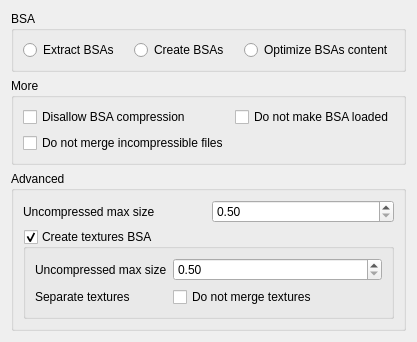
Guekka/cathedral-assets-optimizer, file src/gui/AdvancedBSAModule.ui: the form before one commit.
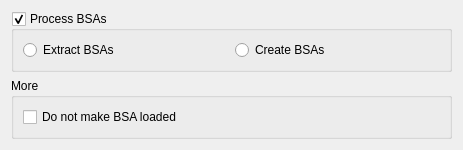
The form after the commit.

Diff of the .ui file:
```diff
--- a/src/gui/AdvancedBSAModule.ui
+++ b/src/gui/AdvancedBSAModule.ui
@@ -6,8 +6,8 @@
    <rect>
     <x>0</x>
     <y>0</y>
-    <width>410</width>
-    <height>340</height>
+    <width>463</width>
+    <height>144</height>
    </rect>
   </property>
   <property name="windowTitle">
@@ -17,7 +17,10 @@
    <item>
     <widget class="QGroupBox" name="baseGroupBox">
      <property name="title">
-      <string>BSA</string>
+      <string>Process BSAs</string>
+     </property>
+     <property name="checkable">
+      <bool>true</bool>
      </property>
      <layout class="QHBoxLayout" name="horizontalLayout">
       <item>
@@ -46,19 +49,6 @@
         </property>
        </widget>
       </item>
-      <item>
-       <widget class="QRadioButton" name="BSAProcessContent">
-        <property name="cursor">
-         <cursorShape>WhatsThisCursor</cursorShape>
-        </property>
-        <property name="toolTip">
-         <string>&lt;html&gt;&lt;head/&gt;&lt;body&gt;&lt;p&gt;Directly optimize BSA content in memory, instead of extracting, processing and repacking. This is the recommended way to optimize files in BSAs&lt;/p&gt;&lt;/body&gt;&lt;/html&gt;</string>
-        </property>
-        <property name="text">
-         <string>Optimize BSAs content</string>
-        </property>
-       </widget>
-      </item>
      </layout>
     </widget>
    </item>
@@ -77,7 +67,7 @@
       <bool>false</bool>
      </property>
      <layout class="QGridLayout" name="gridLayout_5">
-      <item row="0" column="1">
+      <item row="0" column="0">
        <widget class="QCheckBox" name="dontMakeLoaded">
         <property name="cursor">
          <cursorShape>WhatsThisCursor</cursorShape>
@@ -87,116 +77,6 @@
         </property>
         <property name="text">
          <string>Do not make BSA loaded</string>
-        </property>
-       </widget>
-      </item>
-      <item row="0" column="0">
-       <widget class="QCheckBox" name="disallowCompression">
-        <property name="cursor">
-         <cursorShape>WhatsThisCursor</cursorShape>
-        </property>
-        <property name="toolTip">
-         <string>&lt;html&gt;&lt;head/&gt;&lt;body&gt;&lt;p&gt;If disabled, BSAs that can be compressed will NOT be compressed.&lt;/p&gt;&lt;/body&gt;&lt;/html&gt;</string>
-        </property>
-        <property name="text">
-         <string>Disallow BSA compression</string>
-        </property>
-       </widget>
-      </item>
-      <item row="1" column="0">
-       <widget class="QCheckBox" name="dontMergeIncompressible">
-        <property name="cursor">
-         <cursorShape>WhatsThisCursor</cursorShape>
-        </property>
-        <property name="toolTip">
-         <string>&lt;html&gt;&lt;head/&gt;&lt;body&gt;&lt;p&gt;If enabled, incompressible files such as sounds and strings will not be merged into the main BSA. This feature is very niche and is mostly used for very large mods such as Enderal.&lt;/p&gt;&lt;/body&gt;&lt;/html&gt;</string>
-        </property>
-        <property name="text">
-         <string>Do not merge incompressible files</string>
-        </property>
-       </widget>
-      </item>
-     </layout>
-    </widget>
-   </item>
-   <item>
-    <widget class="QGroupBox" name="advancedGroupBox">
-     <property name="title">
-      <string>Advanced</string>
-     </property>
-     <layout class="QGridLayout" name="gridLayout">
-      <item row="1" column="1">
-       <widget class="QDoubleSpinBox" name="maxStandardSize">
-        <property name="toolTip">
-         <string>&lt;html&gt;&lt;head/&gt;&lt;body&gt;&lt;p&gt;The maximum uncompressed size for files in a BSA&lt;/p&gt;&lt;/body&gt;&lt;/html&gt;</string>
-        </property>
-        <property name="minimum">
-         <double>0.500000000000000</double>
-        </property>
-       </widget>
-      </item>
-      <item row="3" column="0" colspan="2">
-       <widget class="QGroupBox" name="createTexturesBSAGroupBox">
-        <property name="cursor">
-         <cursorShape>WhatsThisCursor</cursorShape>
-        </property>
-        <property name="title">
-         <string>Create textures BSA</string>
-        </property>
-        <property name="checkable">
-         <bool>true</bool>
-        </property>
-        <layout class="QFormLayout" name="formLayout">
-         <item row="1" column="1">
-          <widget class="QDoubleSpinBox" name="maxTexturesSize">
-           <property name="cursor">
-            <cursorShape>WhatsThisCursor</cursorShape>
-           </property>
-           <property name="toolTip">
-            <string>&lt;html&gt;&lt;head/&gt;&lt;body&gt;&lt;p&gt;The maximum uncompressed size for files in a textures BSA&lt;/p&gt;&lt;/body&gt;&lt;/html&gt;</string>
-           </property>
-           <property name="minimum">
-            <double>0.500000000000000</double>
-           </property>
-          </widget>
-         </item>
-         <item row="1" column="0">
-          <widget class="QLabel" name="label_2">
-           <property name="text">
-            <string>Uncompressed max size</string>
-           </property>
-          </widget>
-         </item>
-         <item row="2" column="1">
-          <widget class="QCheckBox" name="dontMergeTextures">
-           <property name="cursor">
-            <cursorShape>WhatsThisCursor</cursorShape>
-           </property>
-           <property name="toolTip">
-            <string>&lt;html&gt;&lt;head/&gt;&lt;body&gt;&lt;p&gt;If enabled, textures will always be packed into their own BSA, even when they could be merged into the main BSA&lt;/p&gt;&lt;/body&gt;&lt;/html&gt;</string>
-           </property>
-           <property name="text">
-            <string>Do not merge textures</string>
-           </property>
-          </widget>
-         </item>
-         <item row="2" column="0">
-          <widget class="QLabel" name="label_3">
-           <property name="text">
-            <string>Separate textures</string>
-           </property>
-          </widget>
-         </item>
-        </layout>
-       </widget>
-      </item>
-      <item row="1" column="0">
-       <widget class="QLabel" name="label">
-        <property name="cursor">
-         <cursorShape>WhatsThisCursor</cursorShape>
-        </property>
-        <property name="text">
-         <string>Uncompressed max size</string>
         </property>
        </widget>
       </item>
```
